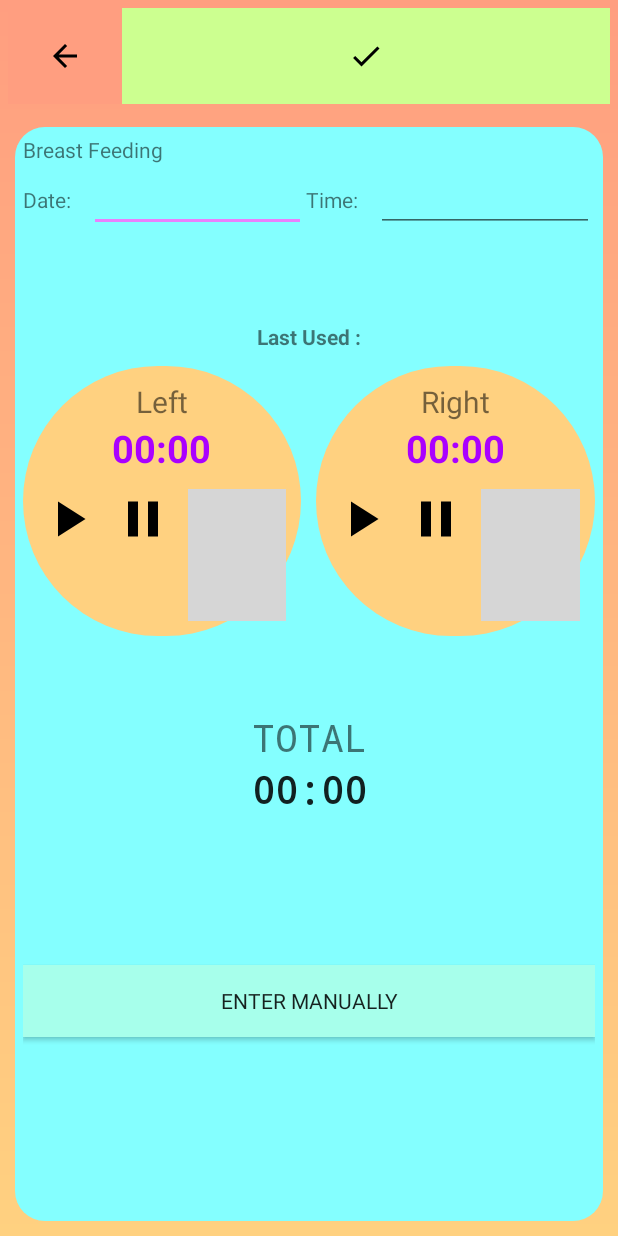
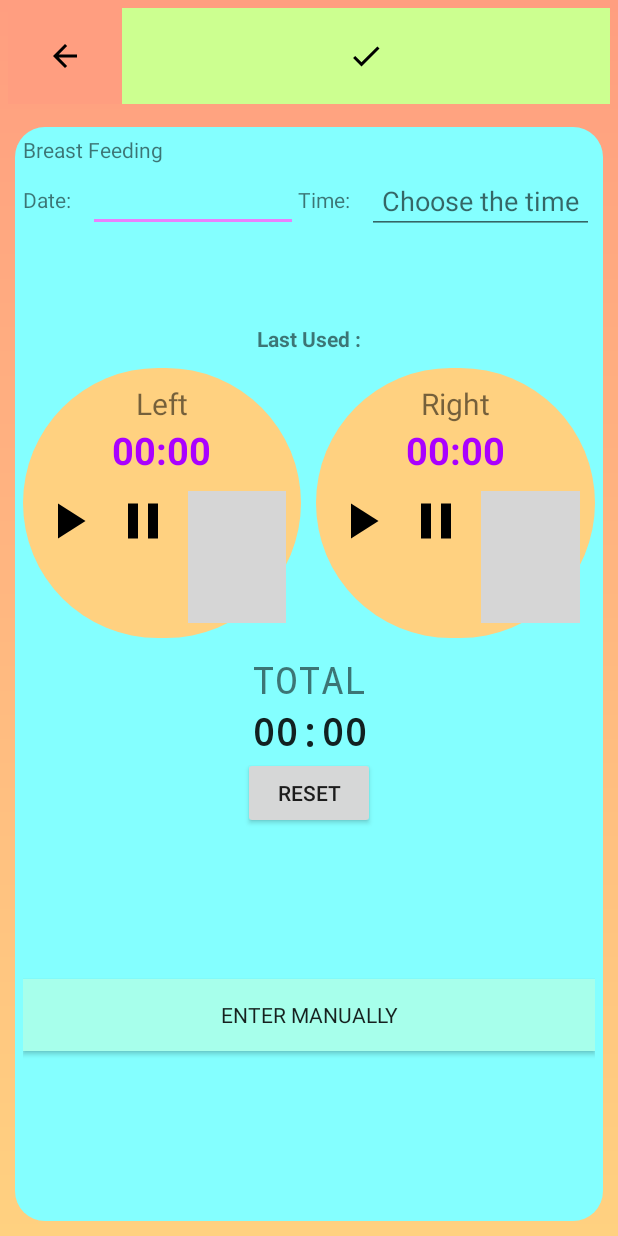
Before and after one commit to michaelamanda259/Baby, an Android app: the BreastFeedingActivity screen opened directly, with no data from a screen before it, on a phone screen of 412 x 824 dp. Run offline under Robolectric (Android 15) with nearby library versions, the phone set to English and light mode, and no system bars; Roboto replaces fonts that are not available here; grey boxes are pictures that could not be loaded.

Commit message:
BreastFeedingActivity

```diff
--- a/app/src/main/res/layout/activity_breast_feeding.xml
+++ b/app/src/main/res/layout/activity_breast_feeding.xml
@@ -67,9 +67,13 @@
                 android:text="Time:"/>
 
             <EditText
+                android:id="@+id/et_time"
                 android:layout_width="wrap_content"
                 android:layout_height="wrap_content"
-                android:layout_weight="1"/>
+                android:layout_marginTop="2dp"
+                android:hint="Choose the time"
+                android:onClick="chooseTime"
+                android:padding="10dp"/>
 
         </LinearLayout>
 
@@ -213,13 +217,18 @@
     </LinearLayout>
 </LinearLayout>
 
+        <LinearLayout
+            android:layout_width="match_parent"
+            android:layout_height="wrap_content"
+            android:orientation="vertical">
+
             <TextView
                 android:layout_width="match_parent"
                 android:layout_height="wrap_content"
                 android:text="TOTAL"
                 android:gravity="center"
                 android:paddingBottom="0dp"
-        android:layout_marginTop="50dp"
+                android:layout_marginTop="10dp"
                 android:fontFamily="monospace"
                 android:textSize="25sp"/>
 
@@ -233,6 +242,18 @@
                 android:textSize="25sp"/>
 
             <Button
+                android:layout_width="wrap_content"
+                android:layout_height="wrap_content"
+                android:layout_gravity="center"
+                android:text="Reset"
+                android:onClick="resetTotal"/>
+
+        </LinearLayout>
+
+
+
+
+        <Button
 
             android:layout_width="match_parent"
             android:layout_height="wrap_content"
--- a/app/src/main/res/layout/activity_login.xml
+++ b/app/src/main/res/layout/activity_login.xml
@@ -77,6 +77,7 @@
             android:layout_gravity="right"
             android:layout_margin="5dp"
             android:background="#00000000"
+            android:onClick="forgetPassword"
             android:transitionName="tan_forgetpass"
             android:elevation="0dp"
             android:text="Forget Password?" />
```
Also changed, not shown: app/src/main/java/com/example/baby/BottleFeedingActivity.java (+4 -6 lines), app/src/main/java/com/example/baby/BreastFeedingActivity.java (+78 -2 lines), app/src/main/java/com/example/baby/LoginActivity.java (+6 -5 lines), app/src/main/java/com/example/baby/PumpingActivity.java (+40 -3 lines), app/src/main/res/layout/activity_bottle_feeding.xml (+33 -5 lines). Lines whose indentation alone changed are shown as unchanged.
